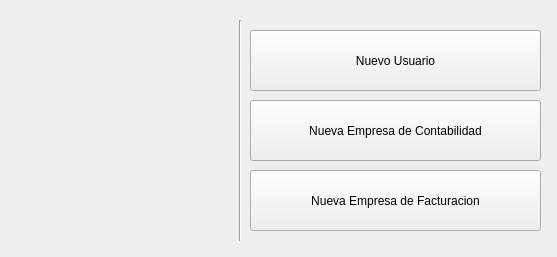
Qt form bulmages/bulmasetup/bulmasetup.ui (eboladev/Bulmages-1) before a commit.
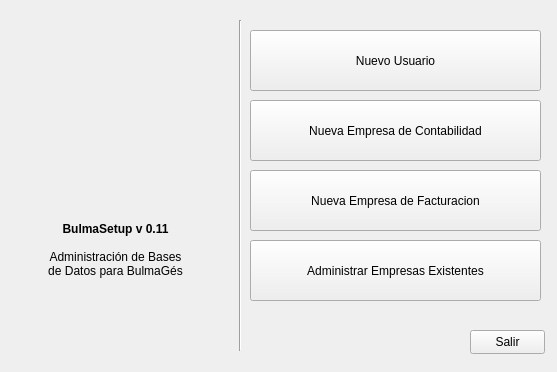
The same form after that commit. Icons and pictures are not drawn.

Commit message: Arreglos en el bulmasetup para que haga backups y trabaje con bases de datos existentes

What changed in the file:
```diff
--- a/bulmages/bulmasetup/bulmasetup.ui
+++ b/bulmages/bulmasetup/bulmasetup.ui
@@ -6,7 +6,7 @@
     <x>0</x>
     <y>0</y>
     <width>557</width>
-    <height>257</height>
+    <height>372</height>
    </rect>
   </property>
   <property name="sizePolicy" >
@@ -21,19 +21,6 @@
    <string>MainWindow</string>
   </property>
   <widget class="QWidget" name="centralwidget" >
-   <widget class="Line" name="line" >
-    <property name="geometry" >
-     <rect>
-      <x>230</x>
-      <y>20</y>
-      <width>20</width>
-      <height>221</height>
-     </rect>
-    </property>
-    <property name="orientation" >
-     <enum>Qt::Vertical</enum>
-    </property>
-   </widget>
    <widget class="QLabel" name="label" >
     <property name="geometry" >
      <rect>
@@ -134,6 +121,82 @@
      </size>
     </property>
    </widget>
+   <widget class="QLabel" name="label_2" >
+    <property name="geometry" >
+     <rect>
+      <x>30</x>
+      <y>210</y>
+      <width>171</width>
+      <height>81</height>
+     </rect>
+    </property>
+    <property name="text" >
+     <string>&lt;html>&lt;head>&lt;meta name="qrichtext" content="1" />&lt;style type="text/css">
+p, li { white-space: pre-wrap; }
+&lt;/style>&lt;/head>&lt;body style=" font-family:'Sans Serif'; font-size:9pt; font-weight:400; font-style:normal; text-decoration:none;">
+&lt;p style=" margin-top:0px; margin-bottom:0px; margin-left:0px; margin-right:0px; -qt-block-indent:0; text-indent:0px;">&lt;span style=" font-weight:600;">BulmaSetup v 0.11&lt;/span>&lt;/p>
+&lt;p style="-qt-paragraph-type:empty; margin-top:0px; margin-bottom:0px; margin-left:0px; margin-right:0px; -qt-block-indent:0; text-indent:0px;">&lt;/p>
+&lt;p style=" margin-top:0px; margin-bottom:0px; margin-left:0px; margin-right:0px; -qt-block-indent:0; text-indent:0px;">Administración de Bases&lt;/p>
+&lt;p style=" margin-top:0px; margin-bottom:0px; margin-left:0px; margin-right:0px; -qt-block-indent:0; text-indent:0px;">de Datos para BulmaGés&lt;/p>&lt;/body>&lt;/html></string>
+    </property>
+    <property name="alignment" >
+     <set>Qt::AlignCenter</set>
+    </property>
+   </widget>
+   <widget class="QPushButton" name="mui_salir" >
+    <property name="geometry" >
+     <rect>
+      <x>470</x>
+      <y>330</y>
+      <width>75</width>
+      <height>24</height>
+     </rect>
+    </property>
+    <property name="text" >
+     <string>Salir</string>
+    </property>
+   </widget>
+   <widget class="Line" name="line" >
+    <property name="geometry" >
+     <rect>
+      <x>230</x>
+      <y>20</y>
+      <width>20</width>
+      <height>331</height>
+     </rect>
+    </property>
+    <property name="orientation" >
+     <enum>Qt::Vertical</enum>
+    </property>
+   </widget>
+   <widget class="QPushButton" name="mui_adminempresas" >
+    <property name="geometry" >
+     <rect>
+      <x>250</x>
+      <y>240</y>
+      <width>291</width>
+      <height>61</height>
+     </rect>
+    </property>
+    <property name="focusPolicy" >
+     <enum>Qt::NoFocus</enum>
+    </property>
+    <property name="layoutDirection" >
+     <enum>Qt::LeftToRight</enum>
+    </property>
+    <property name="text" >
+     <string>Administrar Empresas Existentes</string>
+    </property>
+    <property name="icon" >
+     <iconset>../images/png/i_empresa.xpm</iconset>
+    </property>
+    <property name="iconSize" >
+     <size>
+      <width>48</width>
+      <height>48</height>
+     </size>
+    </property>
+   </widget>
   </widget>
  </widget>
  <resources/>
```
Left out of the diff: 19 changed lines with no effect on the pictures. The commit also changes 9 other files.
